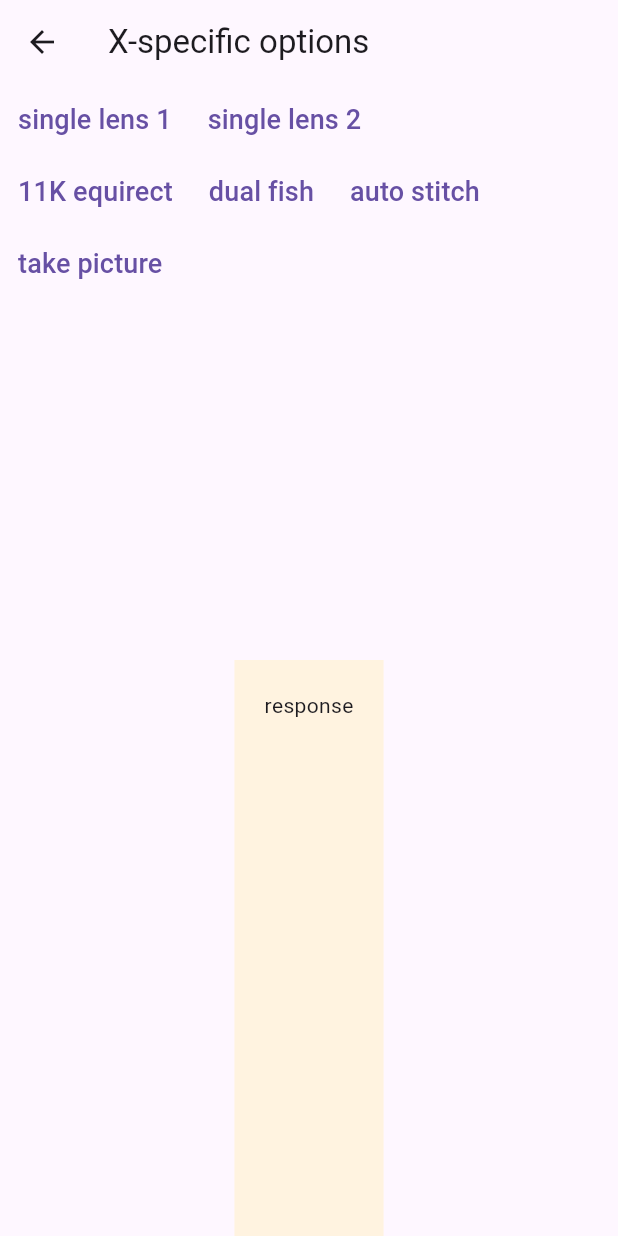
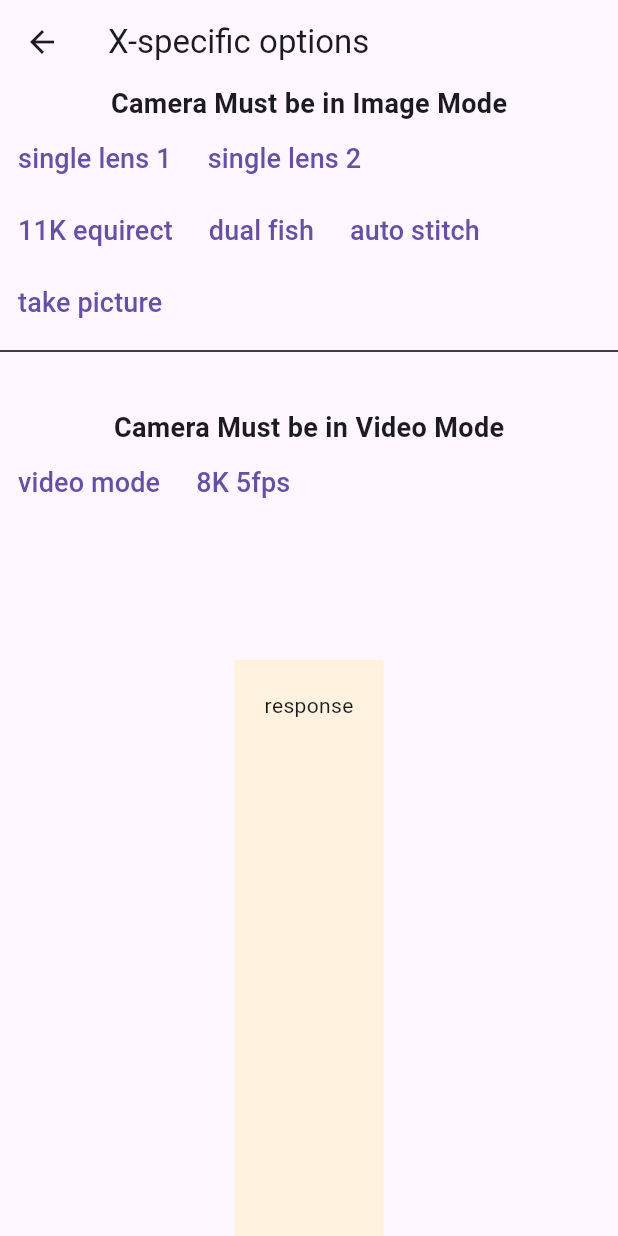
Before and after one commit to codetricity/theta_client_bitrate, a Flutter app: the screen it shows after launch, item 3 of the bottom bar chosen, on a phone screen of 412 x 824 dp. Run offline on Flutter 3.47's test engine with Material 3 defaults, Android fonts, the phone set to English and light mode, and no system bars; our stand-ins replace font_awesome_flutter, plugin_platform_interface, video_player; missing offline and left inert: numeral, panorama.

Commit message:
added 8K 5fps

```diff
--- a/lib/x_screen.dart
+++ b/lib/x_screen.dart
@@ -2,6 +2,7 @@ import 'dart:convert';
 
 import 'package:flutter/material.dart';
 import 'package:http/http.dart' as http;
+import 'package:theta_client_flutter/theta_client_flutter.dart';
 
 class XScreen extends StatefulWidget {
   const XScreen({super.key});
@@ -12,6 +13,7 @@ class XScreen extends StatefulWidget {
 
 class _XScreenState extends State<XScreen> {
   String response = 'response';
+  final _thetaClientFlutter = ThetaClientFlutter();
 
   @override
   Widget build(BuildContext context) {
@@ -25,6 +27,10 @@ class _XScreenState extends State<XScreen> {
             flex: 2,
             child: Column(
               children: [
+                const Text(
+                  'Camera Must be in Image Mode',
+                  style: TextStyle(fontSize: 18, fontWeight: FontWeight.bold),
+                ),
                 Row(
                   children: [
                     TextButton(
@@ -203,7 +209,76 @@ class _XScreenState extends State<XScreen> {
                       ),
                     ),
                   ],
-                )
+                ),
+                const Divider(
+                  color: Colors.black,
+                ),
+                const SizedBox(height: 30),
+                const Text(
+                  'Camera Must be in Video Mode',
+                  style: TextStyle(fontSize: 18, fontWeight: FontWeight.bold),
+                ),
+                Row(
+                  children: [
+                    TextButton(
+                        onPressed: () async {
+                          final body = {
+                            'name': 'camera.setOptions',
+                            'parameters': {
+                              'options': {'captureMode': "video"}
+                            }
+                          };
+                          final cameraResponse = await http.post(
+                              Uri.parse(
+                                  'http://192.168.1.1/osc/commands/execute'),
+                              body: jsonEncode(body),
+                              headers: {
+                                'Content-Type': 'application/json;charset=utf-8'
+                              });
+                          final bodyMap = jsonDecode(cameraResponse.body);
+                          setState(() {
+                            response = bodyMap.toString();
+                          });
+                        },
+                        child: const Text(
+                          'video mode',
+                          style: TextStyle(fontSize: 18),
+                        )),
+                    TextButton(
+                      onPressed: () async {
+                        final body = {
+                          'name': 'camera.setOptions',
+                          'parameters': {
+                            'options': {
+                              'fileFormat': {
+                                "type": "mp4",
+                                "width": 7680,
+                                "height": 3840,
+                                "_codec": "H.264/MPEG-4 AVC",
+                                "_frameRate": 5
+                              }
+                            }
+                          }
+                        };
+                        final cameraResponse = await http.post(
+                            Uri.parse(
+                                'http://192.168.1.1/osc/commands/execute'),
+                            body: jsonEncode(body),
+                            headers: {
+                              'Content-Type': 'application/json;charset=utf-8'
+                            });
+                        final bodyMap = jsonDecode(cameraResponse.body);
+                        setState(() {
+                          response = bodyMap.toString();
+                        });
+                      },
+                      child: const Text(
+                        '8K 5fps',
+                        style: TextStyle(fontSize: 18),
+                      ),
+                    ),
+                  ],
+                ),
               ],
             ),
           ),
```
